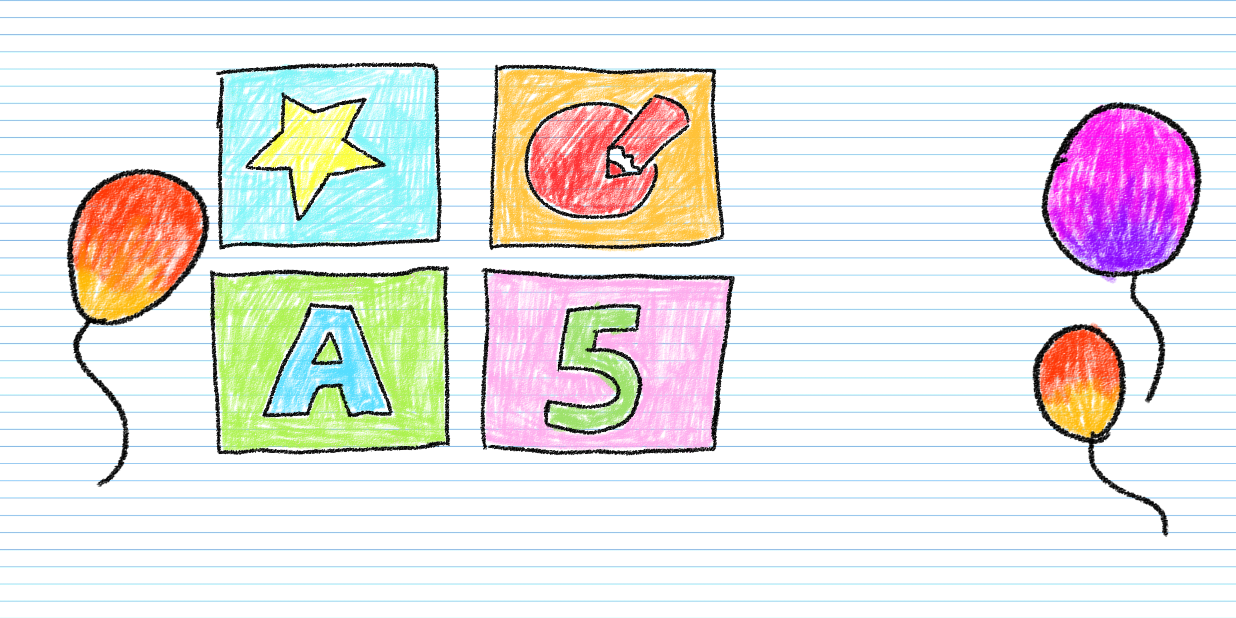
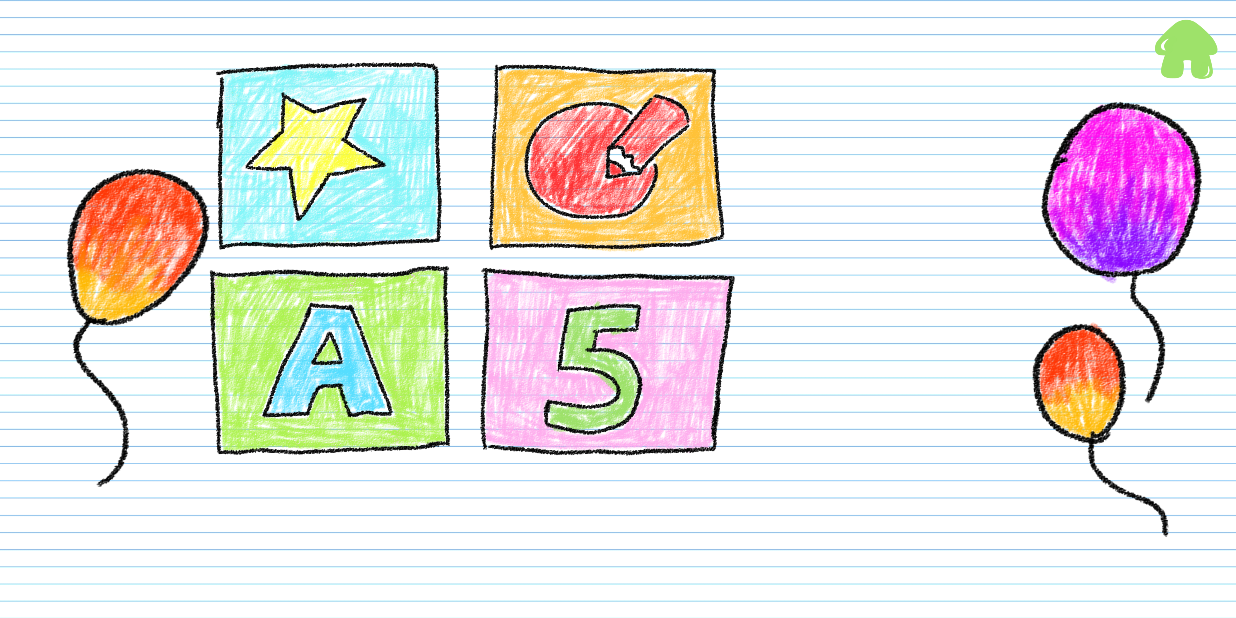
Before and after one commit to izaborek/android, an Android app: the BoardPickActivity screen opened directly, with no data from a screen before it, on a phone screen of 824 x 412 dp (held sideways). Run offline under Robolectric (Android 15) with nearby library versions, the phone set to English and light mode, and no system bars.

Commit message:
home button + color boards

```diff
--- a/newGame/app/src/main/java/com/example/newgame/BoardPickActivity.java
+++ b/newGame/app/src/main/java/com/example/newgame/BoardPickActivity.java
@@ -13,6 +13,7 @@ public class BoardPickActivity extends AppCompatActivity {
     private ImageButton boardSecond;
     private ImageButton boardThird;
     private ImageButton boardFourth;
+    private ImageButton homeB;
 
     @Override
     protected void onCreate(Bundle savedInstanceState) {
@@ -23,6 +24,7 @@ public class BoardPickActivity extends AppCompatActivity {
         boardSecond = findViewById(R.id.board2Btn);
         boardThird = findViewById(R.id.board3Btn);
         boardFourth = findViewById(R.id.board4Btn);
+        homeB = findViewById(R.id.homeBtn);
 
         boardFirst.setOnClickListener(new View.OnClickListener() {
             @Override
@@ -52,5 +54,12 @@ public class BoardPickActivity extends AppCompatActivity {
                 MainActivity.numberOfBoard = 4;
             }
         });
+
+        homeB.setOnClickListener(new View.OnClickListener() {
+            @Override
+            public void onClick(View v) {
+                startActivity(new Intent(BoardPickActivity.this, MainActivity.class));
+            }
+        });
     }
 }
--- a/newGame/app/src/main/res/layout/board_pick_activity.xml
+++ b/newGame/app/src/main/res/layout/board_pick_activity.xml
@@ -54,4 +54,16 @@
         app:layout_constraintStart_toEndOf="@+id/board3Btn"
         app:layout_constraintTop_toBottomOf="@+id/board2Btn"
         app:srcCompat="@drawable/cyfry" />
+
+    <ImageButton
+        android:id="@+id/homeBtn"
+        android:layout_width="50dp"
+        android:layout_height="50dp"
+        android:layout_marginTop="8dp"
+        android:layout_marginEnd="8dp"
+        android:background="@null"
+        android:scaleType="fitCenter"
+        app:layout_constraintEnd_toEndOf="parent"
+        app:layout_constraintTop_toTopOf="parent"
+        app:srcCompat="@drawable/home" />
 </android.support.constraint.ConstraintLayout>
```
Also changed, not shown: newGame/app/src/main/java/com/example/newgame/DrawActivity.java (+9 -1 lines), newGame/app/src/main/java/com/example/newgame/TutorialActivity.java (+11 -0 lines), newGame/app/src/main/res/layout/activity_draw.xml (+13 -0 lines), newGame/app/src/main/res/layout/activity_tutorial.xml (+13 -0 lines), newGame/app/src/main/res/drawable/czerwonykwadrat.png (added), newGame/app/src/main/res/drawable/home.png (added), newGame/app/src/main/res/drawable/niebieskitrojkat.png (added), newGame/app/src/main/res/drawable/zielonekolo.png (added).
